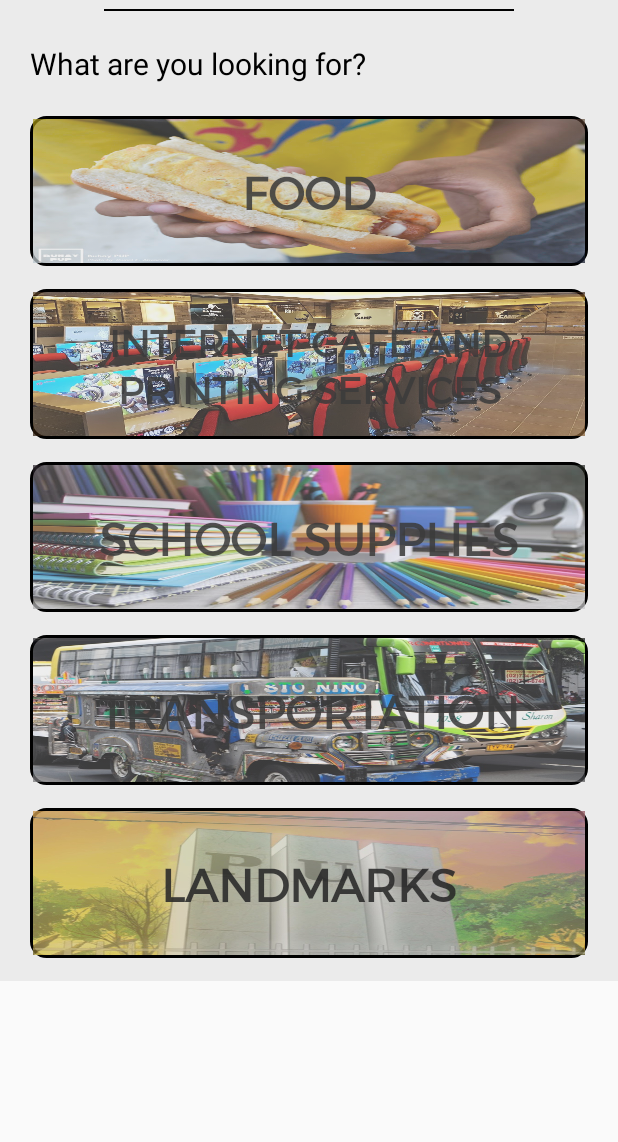
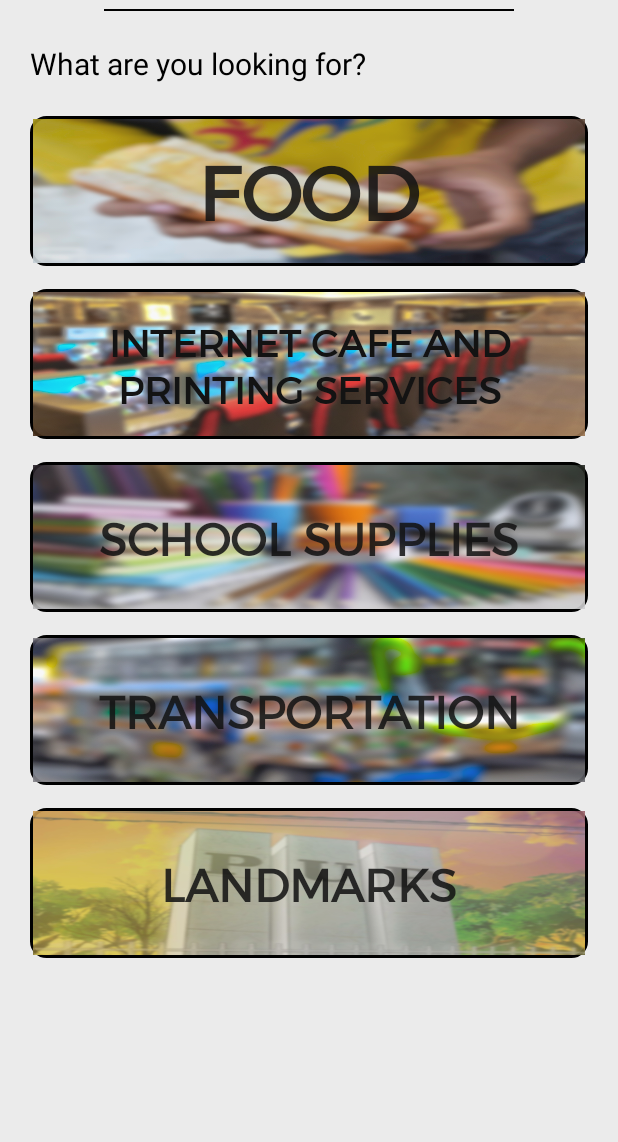
Before and after one commit to iAndrn/SoftEngg1, an Android app: the MenuActivity screen opened directly, with no data from a screen before it, on a phone screen of 412 x 824 dp, the part 94-1236 px from its top. Run offline under Robolectric (Android 15) with nearby library versions, the phone set to English and light mode, and no system bars.

Commit message:
Images at Remove Nested Scroll

```diff
--- a/app/src/main/res/layout/activity_menu.xml
+++ b/app/src/main/res/layout/activity_menu.xml
@@ -1,10 +1,5 @@
 <?xml version="1.0" encoding="utf-8"?>
-
-<androidx.core.widget.NestedScrollView
-    android:layout_width="match_parent"
-    android:layout_height="match_parent"
-    xmlns:android="http://schemas.android.com/apk/res/android">
-    <androidx.constraintlayout.widget.ConstraintLayout
+<androidx.constraintlayout.widget.ConstraintLayout
         xmlns:android="http://schemas.android.com/apk/res/android"
         xmlns:app="http://schemas.android.com/apk/res-auto"
         xmlns:tools="http://schemas.android.com/tools"
@@ -80,6 +75,8 @@
 
         </LinearLayout>
 
+
+
         <LinearLayout
             android:id="@+id/maincontent"
             android:layout_width="match_parent"
@@ -92,6 +89,8 @@
             app:layout_constraintStart_toEndOf="@+id/lookingfor"
             app:layout_constraintTop_toBottomOf="@+id/lookingfor"
             >
+
+
 
             <LinearLayout
 
@@ -110,9 +109,9 @@
                     android:layout_height="100dp"
                     android:src="@drawable/fewa"
                     android:scaleType="centerCrop"
-                    android:alpha="0.7"
+                    android:alpha="0.9"
                     android:text="Food"
-                    android:textSize="30sp"
+                    android:textSize="50sp"
                     android:fontFamily="@font/montserrat"
                     android:textStyle="bold"
                     android:onClick="fooditemClck"
@@ -136,7 +135,7 @@
                     android:id="@+id/menuitem2"
                     android:layout_width="match_parent"
                     android:layout_height="100dp"
-                    android:alpha="0.7"
+                    android:alpha="0.9"
                     android:background="@drawable/intcafe"
                     android:fontFamily="@font/montserrat"
                     android:scaleType="centerCrop"
@@ -144,6 +143,7 @@
                     android:text="Internet Cafe and Printing Services"
                     android:textSize="25sp"
                     android:textStyle="bold"
+                    android:textColor="#000"
                     android:onClick="computeritemClck"/>
             </LinearLayout>
 
@@ -167,7 +167,7 @@
                     android:layout_height="100dp"
                     android:src="@drawable/schoolsupplies"
                     android:scaleType="centerCrop"
-                    android:alpha="0.7"
+                    android:alpha="0.9"
                     android:text="School Supplies"
                     android:textSize="30sp"
                     android:fontFamily="@font/montserrat"
@@ -196,7 +196,7 @@
                     android:layout_height="100dp"
                     android:src="@drawable/jeepney"
                     android:scaleType="centerCrop"
-                    android:alpha="0.7"
+                    android:alpha="0.9"
                     android:text="Transportation"
                     android:textSize="30sp"
                     android:fontFamily="@font/montserrat"
@@ -224,7 +224,7 @@
                     android:layout_width="match_parent"
                     android:layout_height="100dp"
                     android:scaleType="fitCenter"
-                    android:alpha="0.8"
+                    android:alpha="0.9"
                     android:text="Landmarks"
                     android:textSize="30sp"
                     android:fontFamily="@font/montserrat"
@@ -235,10 +235,10 @@
 
 
 
-
         </LinearLayout>
 
 
 
-    </androidx.constraintlayout.widget.ConstraintLayout>
-</androidx.core.widget.NestedScrollView>
+
+
+</androidx.constraintlayout.widget.ConstraintLayout>
```
Also changed, not shown: app/src/main/res/drawable/fewa.jpg, app/src/main/res/drawable/intcafe.jpg, app/src/main/res/drawable/jeepney.jpg, app/src/main/res/drawable/puppylon.jpg, app/src/main/res/drawable/schoolsupplies.jpg.
